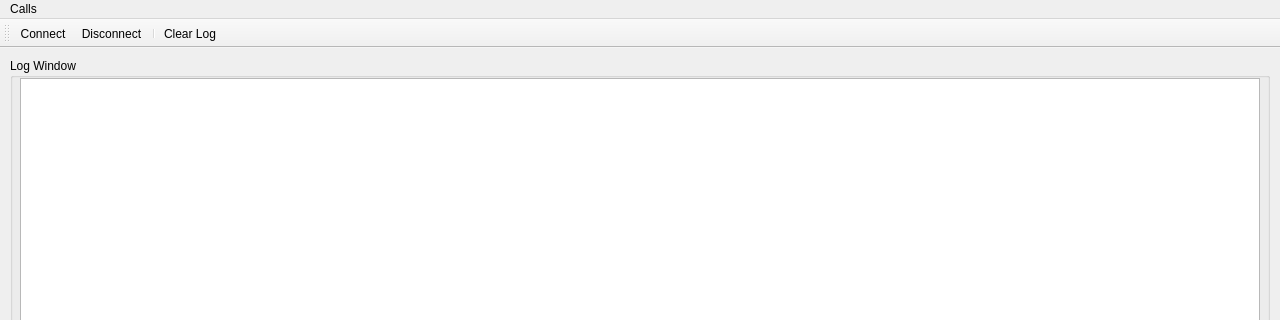
The window that src/main/cannabus_control.ui (Clever0ne/CannabusControl) describes before a commit, drawn with Qt 5; both pictures show x 0 to 1280 and y 0 to 320 of the 1280 by 720 pixel window.
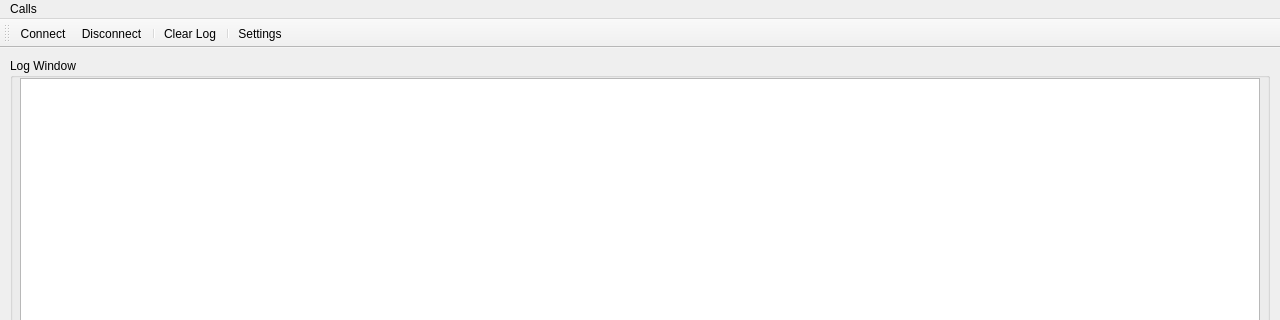
The same window after the commit. Icons and pictures are not drawn. Custom widgets are drawn as their Qt base class.

Commit message: Добавил кнопку настроек, теперь при нажатии на неё появляется окно настроек (бывшее диалоговое окно подключения). Теперь настройки являются пользовательскими всегда: убрал соответствующий чекбокс

The edit to the form file:
```diff
--- a/src/main/cannabus_control.ui
+++ b/src/main/cannabus_control.ui
@@ -94,6 +94,8 @@
    <addaction name="actionDisconnect"/>
    <addaction name="separator"/>
    <addaction name="actionClearLog"/>
+   <addaction name="separator"/>
+   <addaction name="actionSettings"/>
   </widget>
   <action name="actionConnect">
    <property name="icon">
@@ -137,6 +139,15 @@
     <string>Quit</string>
    </property>
   </action>
+  <action name="actionSettings">
+   <property name="icon">
+    <iconset resource="../images/cannabus_control.qrc">
+     <normaloff>:/settings.png</normaloff>:/settings.png</iconset>
+   </property>
+   <property name="text">
+    <string>Settings</string>
+   </property>
+  </action>
  </widget>
  <customwidgets>
   <customwidget>
```
Left out of the diff: 2 changed lines with no effect on the pictures. The commit also changes 7 other files.
